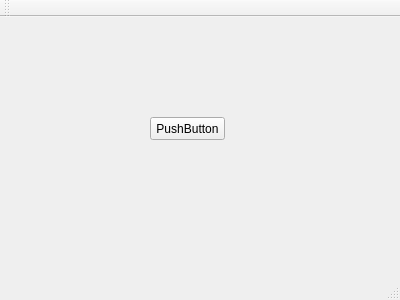
Before: the Qt Designer form Server/Server/application.ui in filipgutica/COMP4985_CommAudio, drawn with Qt 5.
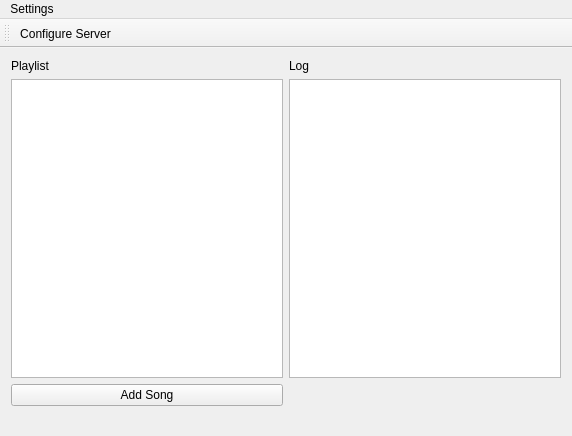
After: the same form once the commit is applied.

Commit message: I added Aman's completion routine echo server example into our project. Read whenever you have time. Also added an extra thread to listen for connections

```diff
--- a/Server/Server/application.ui
+++ b/Server/Server/application.ui
@@ -6,37 +6,64 @@
    <rect>
     <x>0</x>
     <y>0</y>
-    <width>400</width>
-    <height>300</height>
+    <width>572</width>
+    <height>436</height>
    </rect>
   </property>
   <property name="windowTitle">
    <string>Application</string>
   </property>
   <widget class="QWidget" name="centralWidget">
-   <widget class="QPushButton" name="pushButton">
-    <property name="geometry">
-     <rect>
-      <x>150</x>
-      <y>100</y>
-      <width>75</width>
-      <height>23</height>
-     </rect>
-    </property>
-    <property name="text">
-     <string>PushButton</string>
-    </property>
-   </widget>
+   <layout class="QGridLayout" name="gridLayout_3">
+    <item row="0" column="0">
+     <layout class="QGridLayout" name="gridLayout_2">
+      <item row="0" column="1">
+       <widget class="QLabel" name="label">
+        <property name="text">
+         <string>Log</string>
+        </property>
+       </widget>
+      </item>
+      <item row="1" column="1">
+       <widget class="QTextBrowser" name="serverLog"/>
+      </item>
+      <item row="0" column="0">
+       <widget class="QLabel" name="label_2">
+        <property name="text">
+         <string>Playlist</string>
+        </property>
+       </widget>
+      </item>
+      <item row="1" column="0">
+       <widget class="QListView" name="playList"/>
+      </item>
+      <item row="2" column="0">
+       <widget class="QPushButton" name="pushButton">
+        <property name="text">
+         <string>Add Song</string>
+        </property>
+       </widget>
+      </item>
+     </layout>
+    </item>
+   </layout>
   </widget>
   <widget class="QMenuBar" name="menuBar">
    <property name="geometry">
     <rect>
      <x>0</x>
      <y>0</y>
-     <width>400</width>
+     <width>572</width>
      <height>21</height>
     </rect>
    </property>
+   <widget class="QMenu" name="menuSettings">
+    <property name="title">
+     <string>Settings</string>
+    </property>
+    <addaction name="actionConfigure"/>
+   </widget>
+   <addaction name="menuSettings"/>
   </widget>
   <widget class="QToolBar" name="mainToolBar">
    <attribute name="toolBarArea">
@@ -45,8 +72,18 @@
    <attribute name="toolBarBreak">
     <bool>false</bool>
    </attribute>
+   <addaction name="actionConfigure"/>
   </widget>
-  <widget class="QStatusBar" name="statusBar"/>
+  <widget class="QStatusBar" name="statusBar">
+   <property name="sizeGripEnabled">
+    <bool>false</bool>
+   </property>
+  </widget>
+  <action name="actionConfigure">
+   <property name="text">
+    <string>Configure Server</string>
+   </property>
+  </action>
  </widget>
  <layoutdefault spacing="6" margin="11"/>
  <resources/>
```
Left out of the diff: 2 changed lines with no effect on the pictures. The commit also changes 14 other files.
